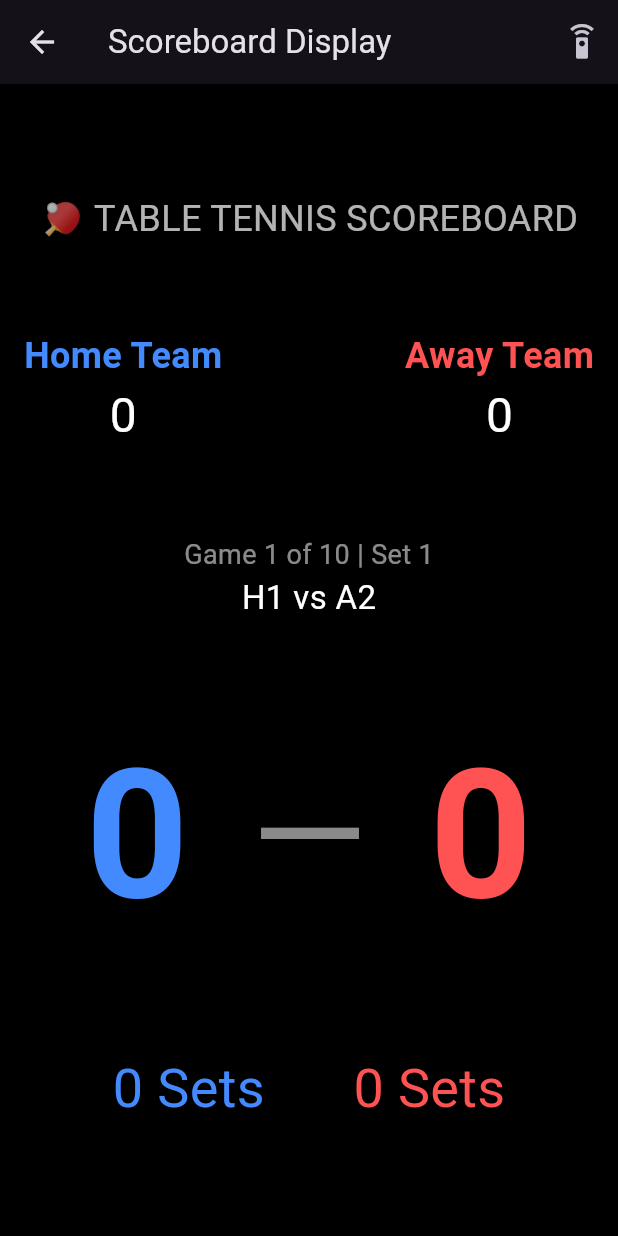
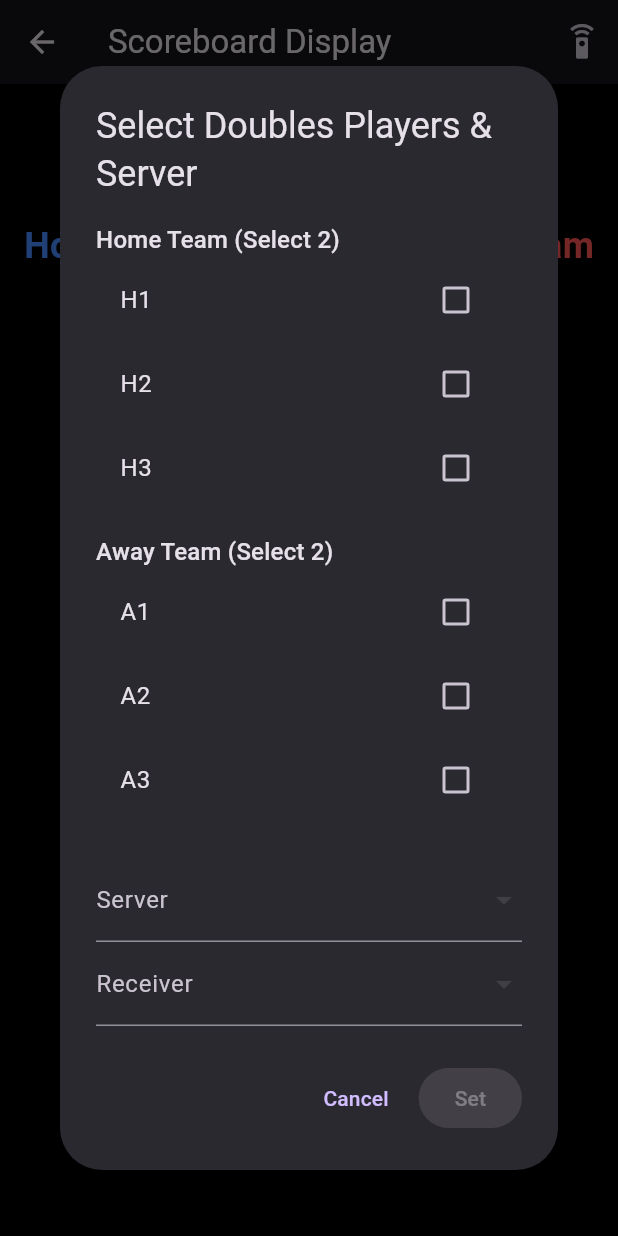
Before and after one commit to JamieCee/table_tennis_scoreboard, a Flutter app: the screen it shows after launch, after a tap on "Start Match", after a tap on the "tv" icon, on a phone screen of 412 x 824 dp. Run offline on Flutter 3.47's test engine with Material 3 defaults, Android fonts, the phone set to English and light mode, and no system bars.

Commit message:
final score and tweaks

```diff
--- a/lib/controllers/match_controller.dart
+++ b/lib/controllers/match_controller.dart
@@ -33,17 +33,12 @@ class MatchController extends ChangeNotifier {
   // INITIALIZATION
   // ----------------------------------------------------
   void _initializeGames() {
-    // Game order you provided:
-    // index 0 is player 1
-    // index 1 is player 2
-    // index 2 is player 3
-    final order = [
+    final List<List<Player>> playerCombinations = [
       [home.players[0]], [away.players[1]], // 1 v 2
       [home.players[2]], [away.players[0]], // 3 v 1
       [home.players[1]], [away.players[2]], // 2 v 3
       [home.players[2]], [away.players[1]], // 3 v 2
-      // Game 5 = doubles
-      [home.players[0], home.players[1]], [away.players[0], away.players[1]],
+      [], [], // Game 5 = doubles
       [home.players[0]], [away.players[2]], // 1 v 3
       [home.players[1]], [away.players[0]], // 2 v 1
       [home.players[2]], [away.players[2]], // 3 v 3
@@ -52,13 +47,13 @@ class MatchController extends ChangeNotifier {
     ];
 
     games = [];
-    for (int i = 0; i < order.length; i += 2) {
+    for (int i = 0; i < playerCombinations.length; i += 2) {
       games.add(
         Game(
           order: (i ~/ 2) + 1,
-          isDoubles: order[i].length == 2,
-          homePlayers: order[i],
-          awayPlayers: order[i + 1],
+          isDoubles: i == 8, // Game 5 (index 8, 9) is doubles
+          homePlayers: List.from(playerCombinations[i]),
+          awayPlayers: List.from(playerCombinations[i + 1]),
         ),
       );
     }
@@ -71,48 +66,38 @@ class MatchController extends ChangeNotifier {
     currentServer = null;
     currentReceiver = null;
 
-    // Trigger dialogs if needed
-    if (currentGame.isDoubles && currentGame.homePlayers.length != 2) {
-      if (onDoublesPlayersNeeded != null) {
-        onDoublesPlayersNeeded!();
-      }
+    if (currentGame.isDoubles && currentGame.homePlayers.isEmpty) {
+      onDoublesPlayersNeeded?.call();
     } else {
-      // This handles singles and also the very first game
-      if (onServerSelectionNeeded != null) {
-        onServerSelectionNeeded!();
-      }
+      onServerSelectionNeeded?.call();
     }
+    notifyListeners();
   }
 
   // ----------------------------------------------------
   // CONTROL
   // ----------------------------------------------------
 
-  // Add point to the home team
   void addPointHome() {
     currentSet.home++;
     _afterPoint();
   }
 
-  // Add point to the away team
   void addPointAway() {
     currentSet.away++;
     _afterPoint();
   }
 
-  // Take point away from home team
   void undoPointHome() {
     if (currentSet.home > 0) currentSet.home--;
     notifyListeners();
   }
 
-  // Take away point from the away team
   void undoPointAway() {
     if (currentSet.away > 0) currentSet.away--;
     notifyListeners();
   }
 
-  // After a point, check if we are to swap the server or not
   void _afterPoint() {
     serveCount++;
     _maybeRotateServer();
@@ -120,61 +105,40 @@ class MatchController extends ChangeNotifier {
     notifyListeners();
   }
 
-  // Is the current game completed
-  bool get isCurrentGameCompleted {
-    return currentGame.setsWonHome == 3 || currentGame.setsWonAway == 3;
-  }
+  bool get isCurrentGameCompleted =>
+      currentGame.setsWonHome == 3 || currentGame.setsWonAway == 3;
 
-  // Can we edit game, not if the game is completed
-  bool get isGameEditable {
-    return !isCurrentGameCompleted;
-  }
+  bool get isGameEditable => !isCurrentGameCompleted;
 
   void _checkSetEnd() {
-    // Check if the current set is finished (11 points & 2-point difference)
     if ((currentSet.home >= 11 || currentSet.away >= 11) &&
         (currentSet.home - currentSet.away).abs() >= 2) {
-      // Update sets won for this game
       if (currentSet.home > currentSet.away) {
         currentGame.setsWonHome++;
       } else {
         currentGame.setsWonAway++;
       }
 
-      // Check if the entire game is finished (best of 5 sets)
-      if (currentGame.setsWonHome == 3 || currentGame.setsWonAway == 3) {
+      if (isCurrentGameCompleted) {
         _completeGame();
-        return; // no need to start a new set
+        return;
       }
 
-      // Start the next set
       currentGame.sets.add(SetScore());
       currentSet = currentGame.sets.last;
       serveCount = 0;
       deuce = false;
-
-      // Determine the first server for the new set
       _setFirstServerOfSet();
-
-      // Notify UI of the change
       notifyListeners();
     }
   }
 
   void _setFirstServerOfSet() {
     if (currentGame.isDoubles) {
-      // If a starting server was set manually for this set, use it
-      if (currentGame.startingServer != null &&
-          currentGame.startingReceiver != null) {
-        currentServer = currentGame.startingServer;
-        currentReceiver = currentGame.startingReceiver;
-      } else {
-        // Fallback: default to homePlayers[0] -> awayPlayers[0]
-        currentServer = currentGame.homePlayers[0];
-        currentReceiver = currentGame.awayPlayers[0];
-      }
+      currentServer = currentGame.startingServer ?? currentGame.homePlayers[0];
+      currentReceiver =
+          currentGame.startingReceiver ?? currentGame.awayPlayers[0];
     } else {
-      // Singles: alternate between home/away starting server
       if ((currentGame.sets.length - 1) % 2 == 0) {
         currentServer = currentGame.homePlayers.first;
         currentReceiver = currentGame.awayPlayers.first;
@@ -183,25 +147,22 @@ class MatchController extends ChangeNotifier {
         currentReceiver = currentGame.homePlayers.first;
       }
     }
+    serveCount = 0;
+    notifyListeners();
+  }
 
-    serveCount = 0;
-    debugPrint(
-      'New set — server is ${currentServer!.name} to ${currentReceiver!.name}',
-    );
+  void setDoublesPlayers(List<Player> home, List<Player> away) {
+    currentGame.homePlayers = home;
+    currentGame.awayPlayers = away;
     notifyListeners();
   }
 
   void setDoublesStartingServer(Player server, Player receiver) {
     currentGame.startingServer = server;
     currentGame.startingReceiver = receiver;
-
     currentServer = server;
     currentReceiver = receiver;
     serveCount = 0;
-
-    debugPrint(
-      'Doubles starting server set — ${currentServer!.name} serves to ${currentReceiver!.name}',
-    );
     notifyListeners();
   }
 
@@ -211,10 +172,8 @@ class MatchController extends ChangeNotifier {
     } else {
       matchGamesWonAway++;
     }
-
-    int nextIndex = currentGame.order;
-    if (nextIndex < games.length) {
-      _loadGame(nextIndex);
+    if (currentGame.order < games.length) {
+      _loadGame(currentGame.order);
     }
   }
 
@@ -229,11 +188,8 @@ class MatchController extends ChangeNotifier {
   }
 
   void _maybeRotateServer() {
-    final totalPoints = currentSet.home + currentSet.away;
     deuce = currentSet.home >= 10 && currentSet.away >= 10;
-    int interval = deuce ? 1 : 2;
-
-    if (serveCount >= interval) {
+    if (serveCount >= (deuce ? 1 : 2)) {
       serveCount = 0;
       if (currentGame.isDoubles) {
         _rotateDoublesServer();
@@ -244,13 +200,9 @@ class MatchController extends ChangeNotifier {
   }
 
   void _swapServerSingles() {
-    if (currentServer == currentGame.homePlayers.first) {
-      currentServer = currentGame.awayPlayers.first;
-      currentReceiver = currentGame.homePlayers.first;
-    } else {
-      currentServer = currentGame.homePlayers.first;
-      currentReceiver = currentGame.awayPlayers.first;
-    }
+    final tempServer = currentServer;
+    currentServer = currentReceiver;
+    currentReceiver = tempServer;
   }
 
   void _rotateDoublesServer() {
@@ -265,50 +217,19 @@ class MatchController extends ChangeNotifier {
       [h2, a2],
       [a2, h1],
     ];
-
     int currentIndex = sequence.indexWhere(
       (pair) => pair[0] == currentServer && pair[1] == currentReceiver,
     );
-
     int nextIndex = (currentIndex + 1) % sequence.length;
     currentServer = sequence[nextIndex][0];
     currentReceiver = sequence[nextIndex][1];
   }
 
   void flipServerAndReceiver() {
-    if (currentServer != null && currentReceiver != null) {
-      final temp = currentServer;
-      currentServer = currentReceiver;
-      currentReceiver = temp;
-      debugPrint(
-        'Server/Receiver flipped — now ${currentServer!.name} serves to ${currentReceiver!.name}',
-      );
-      notifyListeners();
-    }
-  }
-
-  List<List<Player>> get _doublesSequence {
-    // Ensure the current game is doubles
-    if (!currentGame.isDoubles ||
-        currentGame.homePlayers.length != 2 ||
-        currentGame.awayPlayers.length != 2) {
-      throw Exception(
-        "Doubles sequence requested but current game is not doubles or players are missing",
-      );
-    }
-
-    final h1 = currentGame.homePlayers[0];
-    final h2 = currentGame.homePlayers[1];
-    final a1 = currentGame.awayPlayers[0];
-    final a2 = currentGame.awayPlayers[1];
-
-    // Standard 4-step rotation
-    return [
-      [h1, a1],
-      [a1, h2],
-      [h2, a2],
-      [a2, h1],
-    ];
+    final temp = currentServer;
+    currentServer = currentReceiver;
+    currentReceiver = temp;
+    notifyListeners();
   }
 
   // ----------------------------------------------------
@@ -317,13 +238,11 @@ class MatchController extends ChangeNotifier {
   void nextGame() {
     int nextIndex = games.indexOf(currentGame) + 1;
     if (nextIndex < games.length) _loadGame(nextIndex);
-    notifyListeners();
   }
 
   void previousGame() {
     int prevIndex = games.indexOf(currentGame) - 1;
     if (prevIndex >= 0) _loadGame(prevIndex);
-    notifyListeners();
   }
 
   // ----------------------------------------------------
@@ -332,14 +251,8 @@ class MatchController extends ChangeNotifier {
   void reset() {
     matchGamesWonHome = 0;
     matchGamesWonAway = 0;
-    serveCount = 0;
-    deuce = false;
-    currentServer = null;
-    currentReceiver = null;
-
-    _initializeGames(); // recreate all games
-    _loadGame(0); // load the first game
-
+    _initializeGames();
+    _loadGame(0);
     notifyListeners();
   }
 }
--- a/lib/models/game.dart
+++ b/lib/models/game.dart
@@ -4,8 +4,8 @@ import 'set_score.dart';
 class Game {
   final int order;
   final bool isDoubles;
-  final List<Player> homePlayers;
-  final List<Player> awayPlayers;
+  List<Player> homePlayers;
+  List<Player> awayPlayers;
   List<SetScore> sets = [SetScore()];
   int setsWonHome = 0;
   int setsWonAway = 0;
--- a/lib/screens/scoreboard_display.dart
+++ b/lib/screens/scoreboard_display.dart
@@ -1,11 +1,58 @@
 import 'package:flutter/material.dart';
 import 'package:provider/provider.dart';
 import 'package:table_tennis_scoreboard/screens/controller_screen.dart';
+import 'package:table_tennis_scoreboard/widgets/doubles_server_picker.dart';
 
 import '../controllers/match_controller.dart';
 
-class ScoreboardDisplayScreen extends StatelessWidget {
+class ScoreboardDisplayScreen extends StatefulWidget {
   const ScoreboardDisplayScreen({super.key});
+
+  @override
+  State<ScoreboardDisplayScreen> createState() =>
+      _ScoreboardDisplayScreenState();
+}
+
+class _ScoreboardDisplayScreenState extends State<ScoreboardDisplayScreen> {
+  @override
+  void initState() {
+    super.initState();
+    WidgetsBinding.instance.addPostFrameCallback((_) {
+      final ctrl = context.read<MatchController>();
+      ctrl.onDoublesPlayersNeeded = _showPicker;
+      ctrl.onServerSelectionNeeded = _showPicker;
+
+      // Initial check
+      if (ctrl.currentGame.isDoubles && ctrl.currentGame.homePlayers.isEmpty) {
+        _showPicker();
+      } else if (!ctrl.currentGame.isDoubles) {
+        _showPicker();
+      }
+    });
+  }
+
+  @override
+  void dispose() {
+    final ctrl = context.read<MatchController>();
+    ctrl.onDoublesPlayersNeeded = null;
+    ctrl.onServerSelectionNeeded = null;
+    super.dispose();
+  }
+
+  void _showPicker() {
+    // Prevents showing dialog if one is already visible
+    if (ModalRoute.of(context)?.isCurrent != true) {
+      Navigator.of(context).pop();
+    }
+    showDialog(
+      context: context,
+      barrierDismissible: false,
+      builder: (_) => ChangeNotifierProvider.value(
+        value: context.read<MatchController>(),
+        child: const DoublesServerPicker(),
+      ),
+    );
+  }
 
   @override
   Widget build(BuildContext context) {
@@ -38,11 +85,6 @@ class ScoreboardDisplayScreen extends StatelessWidget {
           child: Column(
             mainAxisAlignment: MainAxisAlignment.spaceEvenly,
             children: [
-              Text(
-                "🏓 TABLE TENNIS SCOREBOARD",
-                style: TextStyle(fontSize: 24, color: Colors.white70),
-              ),
-
               // Team Names + Match Score
               Row(
                 mainAxisAlignment: MainAxisAlignment.spaceBetween,
@@ -66,13 +108,13 @@ class ScoreboardDisplayScreen extends StatelessWidget {
                   Text(
                     "Game ${ctrl.currentGame.order} of ${ctrl.games.length} | "
                     "Set ${ctrl.currentGame.sets.length}",
-                    style: TextStyle(fontSize: 18, color: Colors.white54),
+                    style: const TextStyle(fontSize: 18, color: Colors.white54),
                   ),
                   Text(
                     "${ctrl.currentGame.homePlayers.map((p) => p.name).join(' & ')} "
                     "vs "
                     "${ctrl.currentGame.awayPlayers.map((p) => p.name).join(' & ')}",
-                    style: TextStyle(fontSize: 22, color: Colors.white),
+                    style: const TextStyle(fontSize: 22, color: Colors.white),
                   ),
                 ],
               ),
@@ -83,19 +125,19 @@ class ScoreboardDisplayScreen extends StatelessWidget {
                 children: [
                   Text(
                     "${ctrl.currentSet.home}",
-                    style: TextStyle(
+                    style: const TextStyle(
                       fontSize: 120,
                       fontWeight: FontWeight.bold,
                       color: Colors.blueAccent,
                     ),
                   ),
-                  Text(
+                  const Text(
                     "—",
                     style: TextStyle(fontSize: 100, color: Colors.white54),
                   ),
                   Text(
                     "${ctrl.currentSet.away}",
-                    style: TextStyle(
+                    style: const TextStyle(
                       fontSize: 120,
                       fontWeight: FontWeight.bold,
                       color: Colors.redAccent,
@@ -110,11 +152,17 @@ class ScoreboardDisplayScreen extends StatelessWidget {
                 children: [
                   Text(
                     "${ctrl.currentGame.setsWonHome} Sets",
-                    style: TextStyle(fontSize: 36, color: Colors.blueAccent),
+                    style: const TextStyle(
+                      fontSize: 36,
+                      color: Colors.blueAccent,
+                    ),
                   ),
                   Text(
                     "${ctrl.currentGame.setsWonAway} Sets",
-                    style: TextStyle(fontSize: 36, color: Colors.redAccent),
+                    style: const TextStyle(
+                      fontSize: 36,
+                      color: Colors.redAccent,
+                    ),
                   ),
                 ],
               ),
@@ -123,7 +171,7 @@ class ScoreboardDisplayScreen extends StatelessWidget {
               if (ctrl.currentServer != null && ctrl.currentReceiver != null)
                 Text(
                   "🟢 Serving: ${ctrl.currentServer!.name} → ${ctrl.currentReceiver!.name}",
-                  style: TextStyle(fontSize: 22, color: Colors.white70),
+                  style: const TextStyle(fontSize: 22, color: Colors.white70),
                 ),
             ],
           ),
@@ -143,7 +191,10 @@ class ScoreboardDisplayScreen extends StatelessWidget {
             color: color,
           ),
         ),
-        Text("$score", style: TextStyle(fontSize: 32, color: Colors.white)),
+        Text(
+          "$score",
+          style: const TextStyle(fontSize: 32, color: Colors.white),
+        ),
       ],
     );
   }
--- a/lib/widgets/doubles_server_picker.dart
+++ b/lib/widgets/doubles_server_picker.dart
@@ -3,6 +3,7 @@ import 'package:provider/provider.dart';
 
 import '../controllers/match_controller.dart';
 import '../models/player.dart';
+import '../models/team.dart';
 
 class DoublesServerPicker extends StatefulWidget {
   const DoublesServerPicker({super.key});
@@ -15,21 +16,50 @@ class _DoublesServerPickerState extends State<DoublesServerPicker> {
   Player? selectedServer;
   Player? selectedReceiver;
 
+  List<Player> selectedHomePlayers = [];
+  List<Player> selectedAwayPlayers = [];
+
   @override
   Widget build(BuildContext context) {
     final ctrl = context.read<MatchController>();
-    final home = ctrl.currentGame.homePlayers;
-    final away = ctrl.currentGame.awayPlayers;
+    final homeTeam = ctrl.home;
+    final awayTeam = ctrl.away;
 
     return AlertDialog(
-      title: const Text("Select Doubles Starting Server"),
-      content: Column(
+      title: const Text("Select Doubles Players & Server"),
+      content: SingleChildScrollView(
+        child: Column(
           mainAxisSize: MainAxisSize.min,
+          crossAxisAlignment: CrossAxisAlignment.start,
           children: [
+            _buildTeamSelection(homeTeam, selectedHomePlayers, (p, s) {
+              setState(() {
+                if (s) {
+                  if (selectedHomePlayers.length < 2) {
+                    selectedHomePlayers.add(p);
+                  }
+                } else {
+                  selectedHomePlayers.remove(p);
+                }
+              });
+            }),
+            const SizedBox(height: 16),
+            _buildTeamSelection(awayTeam, selectedAwayPlayers, (p, s) {
+              setState(() {
+                if (s) {
+                  if (selectedAwayPlayers.length < 2) {
+                    selectedAwayPlayers.add(p);
+                  }
+                } else {
+                  selectedAwayPlayers.remove(p);
+                }
+              });
+            }),
+            const SizedBox(height: 24),
             DropdownButtonFormField<Player>(
               decoration: const InputDecoration(labelText: "Server"),
               value: selectedServer,
-            items: [...home, ...away].map((p) {
+              items: [...selectedHomePlayers, ...selectedAwayPlayers].map((p) {
                 return DropdownMenuItem(value: p, child: Text(p.name));
               }).toList(),
               onChanged: (p) => setState(() => selectedServer = p),
@@ -37,12 +67,13 @@ class _DoublesServerPickerState extends State<DoublesServerPicker> {
             DropdownButtonFormField<Player>(
               decoration: const InputDecoration(labelText: "Receiver"),
               value: selectedReceiver,
-            items: [...home, ...away].map((p) {
+              items: [...selectedHomePlayers, ...selectedAwayPlayers].map((p) {
                 return DropdownMenuItem(value: p, child: Text(p.name));
               }).toList(),
               onChanged: (p) => setState(() => selectedReceiver = p),
             ),
           ],
+        ),
       ),
       actions: [
         TextButton(
@@ -50,8 +81,16 @@ class _DoublesServerPickerState extends State<DoublesServerPicker> {
           child: const Text("Cancel"),
         ),
         ElevatedButton(
-          onPressed: selectedServer != null && selectedReceiver != null
+          onPressed:
+              selectedServer != null &&
+                  selectedReceiver != null &&
+                  selectedHomePlayers.length == 2 &&
+                  selectedAwayPlayers.length == 2
               ? () {
+                  ctrl.setDoublesPlayers(
+                    selectedHomePlayers,
+                    selectedAwayPlayers,
+                  );
                   ctrl.setDoublesStartingServer(
                     selectedServer!,
                     selectedReceiver!,
@@ -64,4 +103,27 @@ class _DoublesServerPickerState extends State<DoublesServerPicker> {
       ],
     );
   }
+
+  Widget _buildTeamSelection(
+    Team team,
+    List<Player> selectedPlayers,
+    Function(Player, bool) onSelected,
+  ) {
+    return Column(
+      crossAxisAlignment: CrossAxisAlignment.start,
+      children: [
+        Text(
+          "${team.name} (Select 2)",
+          style: Theme.of(context).textTheme.titleMedium,
+        ),
+        ...team.players.map((p) {
+          return CheckboxListTile(
+            title: Text(p.name),
+            value: selectedPlayers.contains(p),
+            onChanged: (selected) => onSelected(p, selected ?? false),
+          );
+        }).toList(),
+      ],
+    );
   }
+}
```
Also changed, not shown: lib/screens/controller_screen.dart (+12 -7 lines), lib/screens/match_scorecard_screen.dart (+26 -9 lines), lib/widgets/singles_server_picker.dart (added). Lines whose indentation alone changed are shown as unchanged.
